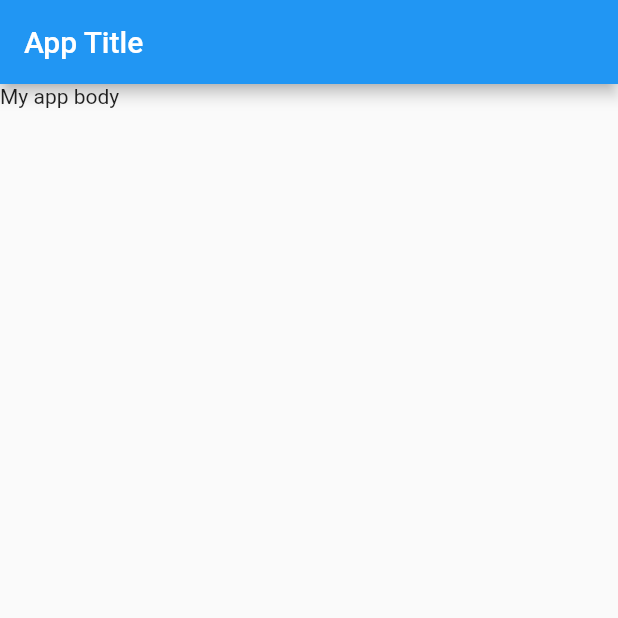
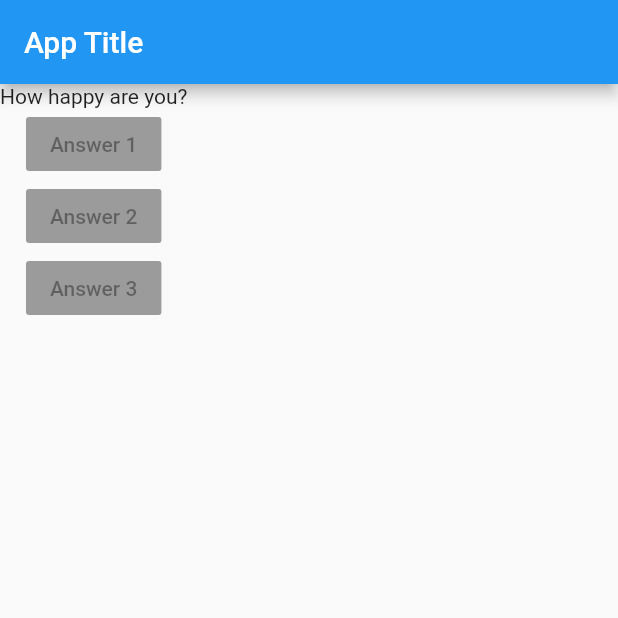
Before and after one commit to vkondi/first-flutter, a Flutter app: the screen it shows after launch, on a phone screen of 412 x 824 dp, the top half of it. Run offline on Flutter 3.47's test engine with Material 2 defaults, Android fonts, the phone set to English and light mode, and no system bars.

Commit message:
Section 2-31

```diff
--- a/lib/main.dart
+++ b/lib/main.dart
@@ -12,7 +12,23 @@ class MyApp extends StatelessWidget {
         appBar: AppBar(
           title: Text("App Title"),
         ),
-        body: Text("My app body"),
+        body: Column(
+          children: [
+            Text("How happy are you?"),
+            RaisedButton(
+              onPressed: null,
+              child: Text("Answer 1"),
+            ),
+            RaisedButton(
+              onPressed: null,
+              child: Text("Answer 2"),
+            ),
+            RaisedButton(
+              onPressed: null,
+              child: Text("Answer 3"),
+            ),
+          ],
+        ),
       ),
     );
   }
```
